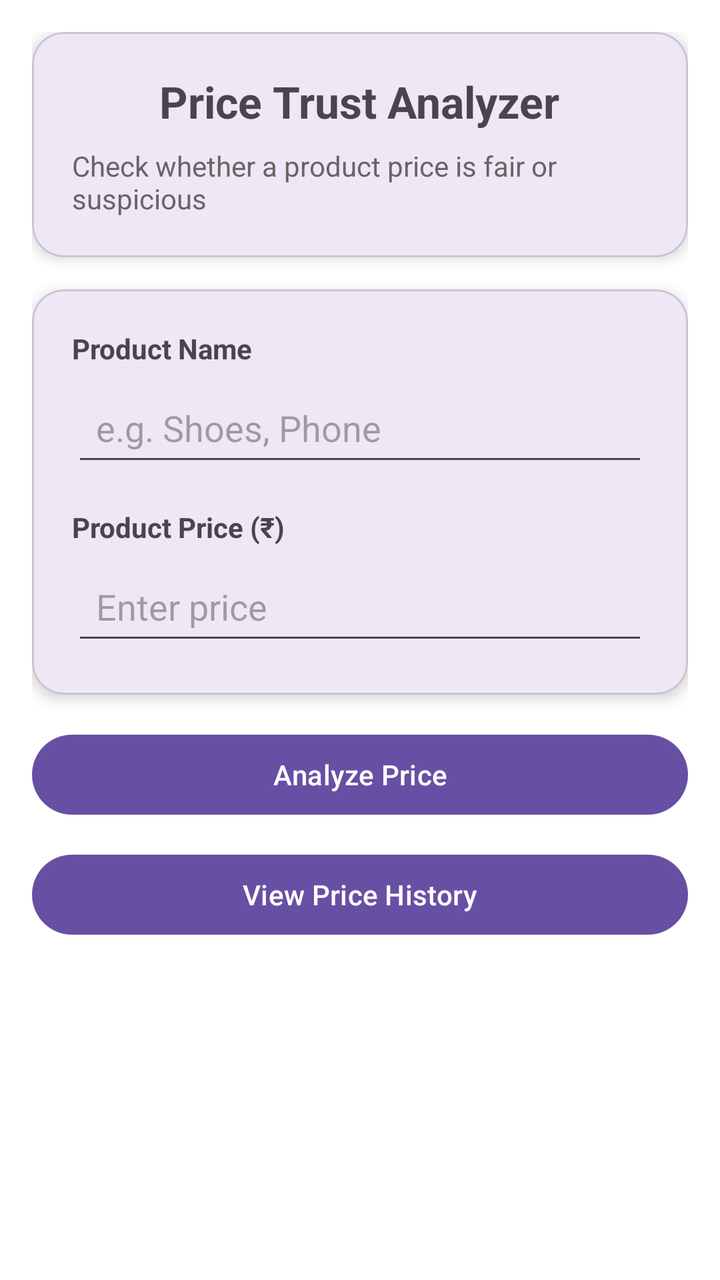
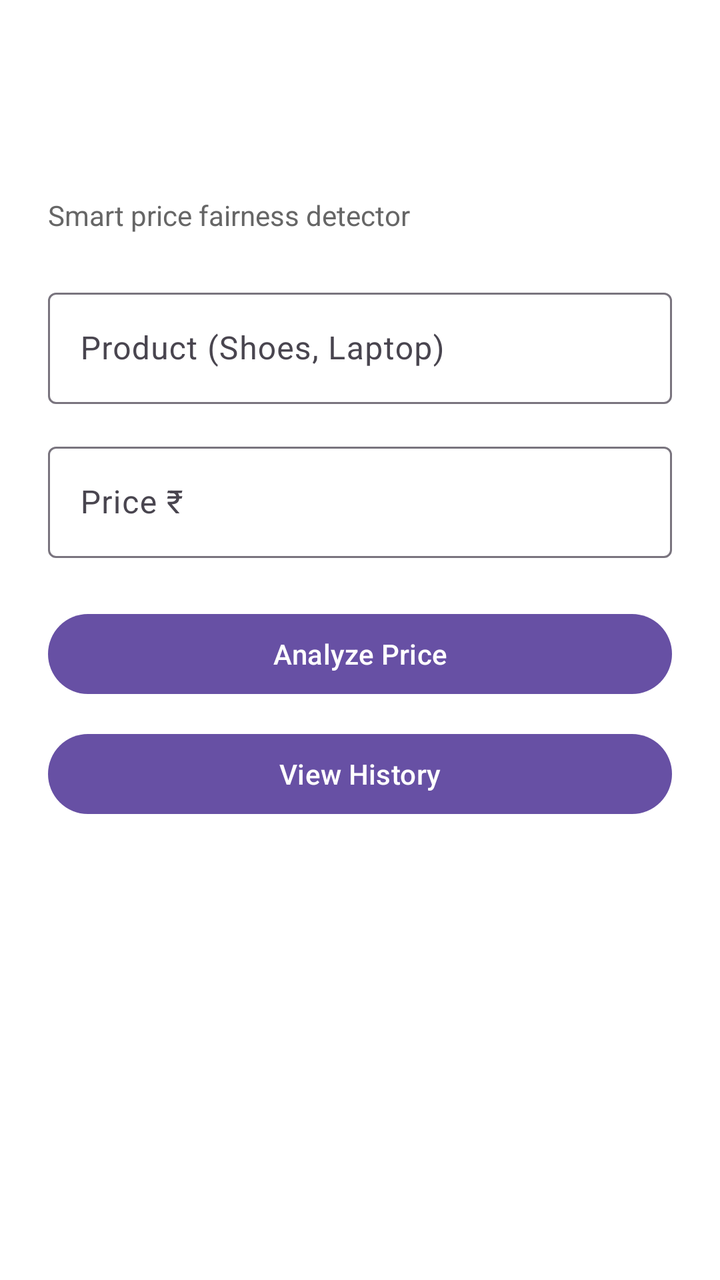

Two renders of the same Android screen: before a commit and after it. Below are the layout's source before the change and the commit's diff.
<!-- AndroidManifest.xml: activity theme Theme.Pricetrust.Splash -->
<!-- res/layout/activity_main.xml -->
<?xml version="1.0" encoding="utf-8"?>
<ScrollView xmlns:android="http://schemas.android.com/apk/res/android"
    xmlns:app="http://schemas.android.com/apk/res-auto"
    android:layout_width="match_parent"
    android:layout_height="match_parent"
    android:padding="16dp">

    <LinearLayout
        android:layout_width="match_parent"
        android:layout_height="wrap_content"
        android:orientation="vertical">

        
        <com.google.android.material.card.MaterialCardView
            android:layout_width="match_parent"
            android:layout_height="wrap_content"
            android:layout_marginBottom="16dp"
            app:cardElevation="4dp"
            app:cardCornerRadius="16dp">

            <LinearLayout
                android:layout_width="match_parent"
                android:layout_height="wrap_content"
                android:orientation="vertical"
                android:padding="20dp"
                android:gravity="center">

                <TextView
                    android:text="Price Trust Analyzer"
                    android:textSize="22sp"
                    android:textStyle="bold"
                    android:layout_width="wrap_content"
                    android:layout_height="wrap_content" />

                <TextView
                    android:text="Check whether a product price is fair or suspicious"
                    android:textSize="14sp"
                    android:textColor="#666"
                    android:layout_marginTop="8dp"
                    android:layout_width="wrap_content"
                    android:layout_height="wrap_content" />
            </LinearLayout>
        </com.google.android.material.card.MaterialCardView>

        
        <com.google.android.material.card.MaterialCardView
            android:layout_width="match_parent"
            android:layout_height="wrap_content"
            android:layout_marginBottom="16dp"
            app:cardElevation="4dp"
            app:cardCornerRadius="16dp">

            <LinearLayout
                android:layout_width="match_parent"
                android:layout_height="wrap_content"
                android:orientation="vertical"
                android:padding="20dp">

                <TextView
                    android:text="Product Name"
                    android:textStyle="bold"
                    android:textSize="14sp"
                    android:layout_width="wrap_content"
                    android:layout_height="wrap_content" />

                <EditText
                    android:id="@+id/etProductName"
                    android:layout_width="match_parent"
                    android:layout_height="wrap_content"
                    android:hint="e.g. Shoes, Phone"
                    android:inputType="text"
                    android:layout_marginTop="6dp"
                    android:padding="12dp" />

                <TextView
                    android:text="Product Price (₹)"
                    android:textStyle="bold"
                    android:textSize="14sp"
                    android:layout_marginTop="16dp"
                    android:layout_width="wrap_content"
                    android:layout_height="wrap_content" />

                <EditText
                    android:id="@+id/etProductPrice"
                    android:layout_width="match_parent"
                    android:layout_height="wrap_content"
                    android:hint="Enter price"
                    android:inputType="numberDecimal"
                    android:layout_marginTop="6dp"
                    android:padding="12dp" />
            </LinearLayout>
        </com.google.android.material.card.MaterialCardView>

        
        <Button
            android:id="@+id/btnAnalyze"
            android:layout_width="match_parent"
            android:layout_height="wrap_content"
            android:text="Analyze Price"
            android:textAllCaps="false"
            android:layout_marginBottom="12dp" />

        
        <Button
            android:id="@+id/btnHistory"
            android:layout_width="match_parent"
            android:layout_height="wrap_content"
            android:text="View Price History"
            android:textAllCaps="false" />

    </LinearLayout>
</ScrollView>
<!-- resources referenced by this layout -->
<resources>
  <style name="Theme.Pricetrust.Splash" parent="Theme.Material3.DayNight.NoActionBar">
          <item name="android:windowBackground">@drawable/splash_background</item>
      </style>
  <!-- drawable splash_background (drawable) -->
  <?xml version="1.0" encoding="utf-8"?>
  <layer-list xmlns:android="http://schemas.android.com/apk/res/android">
      <item android:drawable="@color/white" />
  
      <item>
          <bitmap
              android:gravity="center"
              android:src="@mipmap/ic_launcher" />
      </item>
  </layer-list>
  <color name="white">#FFFFFFFF</color>
</resources>

<!-- the commit's change to res/layout/activity_main.xml (unified diff, before → after) -->
@@ -1,112 +1,71 @@
 <?xml version="1.0" encoding="utf-8"?>
 <ScrollView xmlns:android="http://schemas.android.com/apk/res/android"
-    xmlns:app="http://schemas.android.com/apk/res-auto"
     android:layout_width="match_parent"
     android:layout_height="match_parent"
-    android:padding="16dp">
+    android:fitsSystemWindows="true"
+    android:padding="24dp">
 
     <LinearLayout
         android:layout_width="match_parent"
         android:layout_height="wrap_content"
         android:orientation="vertical">
 
-        
-        <com.google.android.material.card.MaterialCardView
+        <com.google.android.material.appbar.MaterialToolbar
+            android:id="@+id/mainToolbar"
             android:layout_width="match_parent"
             android:layout_height="wrap_content"
-            android:layout_marginBottom="16dp"
-            app:cardElevation="4dp"
-            app:cardCornerRadius="16dp">
+            android:title="PriceTrust AI"/>
 
-            <LinearLayout
+        <TextView
+            android:text="Smart price fairness detector"
+            android:textColor="#666"
+            android:layout_marginTop="10dp"
+            android:layout_marginBottom="24dp"
+            android:layout_width="wrap_content"
+            android:layout_height="wrap_content"/>
+
+        <com.google.android.material.textfield.TextInputLayout
+            android:id="@+id/tilProductName"
+            android:layout_width="match_parent"
+            android:layout_height="wrap_content">
+
+            <com.google.android.material.textfield.TextInputEditText
+                android:id="@+id/etProductName"
+                android:hint="Product (Shoes, Laptop)"
                 android:layout_width="match_parent"
-                android:layout_height="wrap_content"
-                android:orientation="vertical"
-                android:padding="20dp"
-                android:gravity="center">
+                android:layout_height="wrap_content"/>
 
-                <TextView
-                    android:text="Price Trust Analyzer"
-                    android:textSize="22sp"
-                    android:textStyle="bold"
-                    android:layout_width="wrap_content"
-                    android:layout_height="wrap_content" />
+        </com.google.android.material.textfield.TextInputLayout>
 
-                <TextView
-                    android:text="Check whether a product price is fair or suspicious"
-                    android:textSize="14sp"
-                    android:textColor="#666"
-                    android:layout_marginTop="8dp"
-                    android:layout_width="wrap_content"
-                    android:layout_height="wrap_content" />
-            </LinearLayout>
-        </com.google.android.material.card.MaterialCardView>
+        <com.google.android.material.textfield.TextInputLayout
+            android:id="@+id/tilProductPrice"
+            android:layout_marginTop="16dp"
+            android:layout_width="match_parent"
+            android:layout_height="wrap_content">
 
-        
-        <com.google.android.material.card.MaterialCardView
+            <com.google.android.material.textfield.TextInputEditText
+                android:id="@+id/etProductPrice"
+                android:hint="Price ₹"
+                android:inputType="numberDecimal"
+                android:layout_width="match_parent"
+                android:layout_height="wrap_content"/>
+
+        </com.google.android.material.textfield.TextInputLayout>
+
+        <com.google.android.material.button.MaterialButton
+            android:id="@+id/btnAnalyze"
+            android:text="Analyze Price"
+            android:layout_marginTop="24dp"
             android:layout_width="match_parent"
-            android:layout_height="wrap_content"
-            android:layout_marginBottom="16dp"
-            app:cardElevation="4dp"
-            app:cardCornerRadius="16dp">
+            android:layout_height="wrap_content"/>
 
-            <LinearLayout
-                android:layout_width="match_parent"
-                android:layout_height="wrap_content"
-                android:orientation="vertical"
-                android:padding="20dp">
-
-                <TextView
-                    android:text="Product Name"
-                    android:textStyle="bold"
-                    android:textSize="14sp"
-                    android:layout_width="wrap_content"
-                    android:layout_height="wrap_content" />
-
-                <EditText
-                    android:id="@+id/etProductName"
-                    android:layout_width="match_parent"
-                    android:layout_height="wrap_content"
-                    android:hint="e.g. Shoes, Phone"
-                    android:inputType="text"
-                    android:layout_marginTop="6dp"
-                    android:padding="12dp" />
-
-                <TextView
-                    android:text="Product Price (₹)"
-                    android:textStyle="bold"
-                    android:textSize="14sp"
-                    android:layout_marginTop="16dp"
-                    android:layout_width="wrap_content"
-                    android:layout_height="wrap_content" />
-
-                <EditText
-                    android:id="@+id/etProductPrice"
-                    android:layout_width="match_parent"
-                    android:layout_height="wrap_content"
-                    android:hint="Enter price"
-                    android:inputType="numberDecimal"
-                    android:layout_marginTop="6dp"
-                    android:padding="12dp" />
-            </LinearLayout>
-        </com.google.android.material.card.MaterialCardView>
-
-        
-        <Button
-            android:id="@+id/btnAnalyze"
+        <com.google.android.material.button.MaterialButton
+            android:id="@+id/btnHistory"
+            android:text="View History"
+            android:layout_marginTop="12dp"
             android:layout_width="match_parent"
-            android:layout_height="wrap_content"
-            android:text="Analyze Price"
-            android:textAllCaps="false"
-            android:layout_marginBottom="12dp" />
-
-        
-        <Button
-            android:id="@+id/btnHistory"
-            android:layout_width="match_parent"
-            android:layout_height="wrap_content"
-            android:text="View Price History"
-            android:textAllCaps="false" />
+            android:layout_height="wrap_content"/>
 
     </LinearLayout>
+
 </ScrollView>
